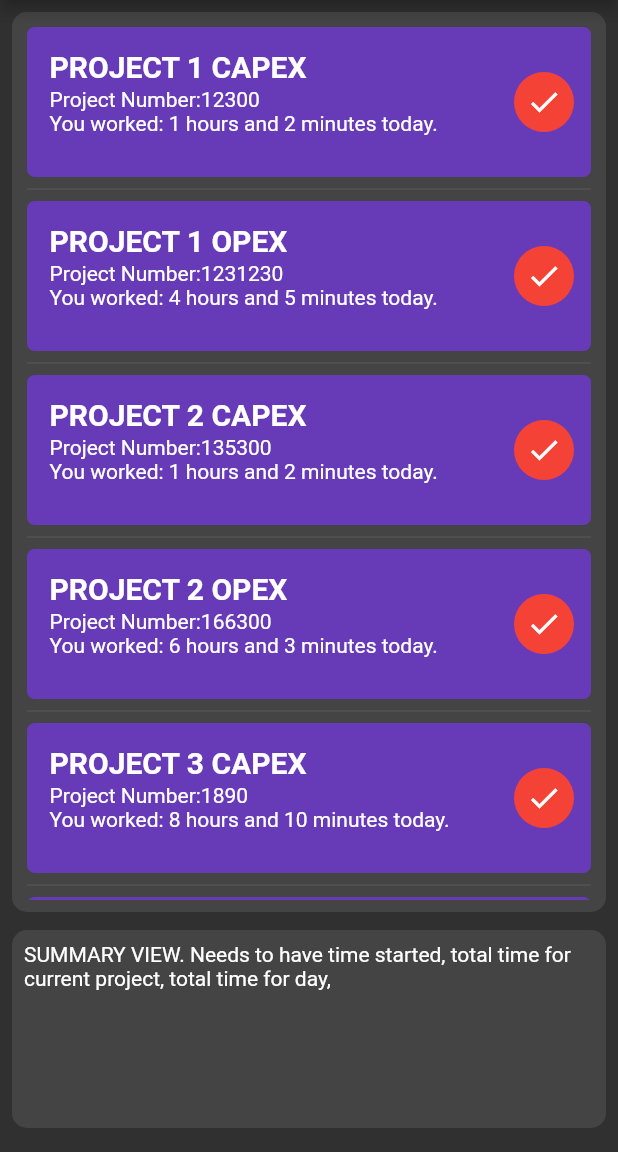
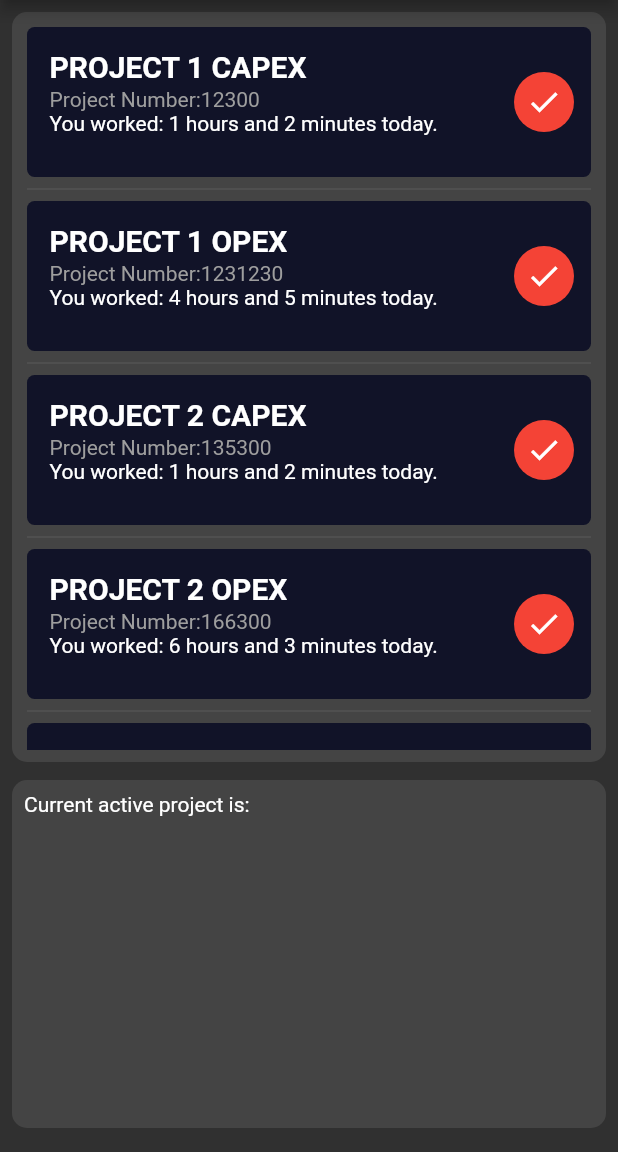
Before and after one commit to hairymanape/timerProject, a Flutter app: the screen it shows after launch, on a phone screen of 412 x 824 dp, the part 84-1236 px from its top. Run offline on Flutter 3.47's test engine with Material 2 defaults, Android fonts, the phone set to English and light mode, and no system bars.

Commit message:
trying to modify a project card properties ontap

```diff
--- a/lib/constants.dart
+++ b/lib/constants.dart
@@ -1,5 +1,8 @@
 import 'package:flutter/material.dart';
 
+const kInactiveTextColour = Colors.grey;
+const kInactiveCardColour = Color(0xff111328);
+const kActiveCardColour = Colors.deepPurple;
 const kProjectName = TextStyle(
   color: Color(0xffffffff),
   fontSize: 20.0,
--- a/lib/main.dart
+++ b/lib/main.dart
@@ -1,5 +1,5 @@
 import 'package:flutter/material.dart';
-import 'package:timer/widgets/projectListView.dart';
+import 'package:timer/pages/listview_page.dart';
 
 void main() => runApp(MyApp());
 
@@ -11,50 +11,7 @@ class MyApp extends StatelessWidget {
       debugShowCheckedModeBanner: false,
       title: 'TIME ME',
       theme: ThemeData.dark(),
-      home: Scaffold(
-          appBar: AppBar(
-            title: Text('TIME ME'),
-            leading: Builder(
-              builder: (BuildContext context) {
-                return IconButton(
-                  icon: const Icon(Icons.menu),
-                  onPressed: () {
-                    Scaffold.of(context).openDrawer();
-                  },
-                  tooltip:
-                      MaterialLocalizations.of(context).openAppDrawerTooltip,
-                );
-              },
-            ),
-          ),
-          body: Container(
-            child: Center(
-              child: Column(
-                mainAxisAlignment: MainAxisAlignment.start,
-                children: <Widget>[
-                  Container(
-                      padding: EdgeInsets.all(8),
-                      margin: EdgeInsets.all(8),
-                      decoration: new BoxDecoration(
-                          color: Color(0Xff444444),
-                          borderRadius: BorderRadius.circular(10.0)),
-                      height: 600,
-                      child: ProjectListView()),
-                  Expanded(
-                    child: Container(
-                      padding: EdgeInsets.all(8),
-                      margin: EdgeInsets.fromLTRB(8, 4, 8, 16),
-                      decoration: new BoxDecoration(
-                          color: Color(0Xff444444),
-                          borderRadius: BorderRadius.circular(10.0)),
-                      child: Text(
-                          'SUMMARY VIEW. Needs to have time started, total time for current project, total time for day,'),
-                    ),
-                  ),
-                ],
-              ),
-            ),
-          )),
+      home: ListViewPage(),
     );
   }
 }
--- /dev/null
+++ b/lib/pages/listview_page.dart
@@ -0,0 +1,58 @@
+import 'package:flutter/material.dart';
+import 'package:timer/widgets/projectListView.dart';
+
+class ListViewPage extends StatefulWidget {
+  @override
+  _ListViewPageState createState() => _ListViewPageState();
+}
+
+class _ListViewPageState extends State<ListViewPage> {
+  @override
+  Widget build(BuildContext context) {
+    return Scaffold(
+        appBar: AppBar(
+          title: Text('TIME ME'),
+          leading: Builder(
+            builder: (BuildContext context) {
+              return IconButton(
+                icon: const Icon(Icons.menu),
+                onPressed: () {
+                  Scaffold.of(context).openDrawer();
+                },
+                tooltip: MaterialLocalizations.of(context).openAppDrawerTooltip,
+              );
+            },
+          ),
+        ),
+        body: Container(
+          child: Center(
+            child: Column(
+              mainAxisAlignment: MainAxisAlignment.start,
+              children: <Widget>[
+                Container(
+                    padding: EdgeInsets.all(8),
+                    margin: EdgeInsets.all(8),
+                    decoration: new BoxDecoration(
+                        color: Color(0Xff444444),
+                        borderRadius: BorderRadius.circular(10.0)),
+                    height: 500,
+                    child: ProjectListView()),
+                Expanded(
+                  child: Container(
+                    width: 600,
+                    padding: EdgeInsets.all(8),
+                    margin: EdgeInsets.fromLTRB(8, 4, 8, 16),
+                    decoration: new BoxDecoration(
+                        color: Color(0Xff444444),
+                        borderRadius: BorderRadius.circular(10.0)),
+                    child: Text(
+                      'Current active project is: ',
+                    ),
+                  ),
+                ),
+              ],
+            ),
+          ),
+        ));
+  }
+}
--- a/lib/widgets/projectCard.dart
+++ b/lib/widgets/projectCard.dart
@@ -4,15 +4,19 @@ import 'package:timer/constants.dart';
 class ProjectCard extends StatelessWidget {
   ProjectCard(
       {@required this.icon,
-      @required this.colour,
-      @required this.projectList,
-      @required this.projectCode,
+      @required this.cardColour,
+      this.projectList,
+      this.projectCode,
+      @required this.iconColour,
+      @required this.textColour,
       this.projectHours,
       this.projectMinutes,
       this.onPress});
 
   final IconData icon;
-  final Color colour;
+  final Color cardColour;
+  final Color iconColour;
+  final Color textColour;
 
   final String projectList;
   final String projectCode;
@@ -23,11 +27,9 @@ class ProjectCard extends StatelessWidget {
 
   @override
   Widget build(BuildContext context) {
-    return GestureDetector(
-      onTap: onPress,
-      child: Container(
+    return Container(
       decoration: BoxDecoration(
-            borderRadius: BorderRadius.circular(5.0), color: Colors.deepPurple),
+          borderRadius: BorderRadius.circular(5.0), color: cardColour),
       height: 100,
       child: Row(
         mainAxisAlignment: MainAxisAlignment.center,
@@ -46,7 +48,10 @@ class ProjectCard extends StatelessWidget {
                   SizedBox(
                     height: 2.0,
                   ),
-                    Text(projectCode),
+                  Text(
+                    projectCode,
+                    style: TextStyle(color: kInactiveTextColour),
+                  ),
                   Text(
                       'You worked: $projectHours hours and $projectMinutes minutes today.')
                 ],
@@ -60,13 +65,12 @@ class ProjectCard extends StatelessWidget {
               backgroundColor: Colors.red,
               child: Icon(
                 icon,
-                  color: colour,
+                color: iconColour,
               ),
             ),
           )
         ],
       ),
-      ),
     );
   }
 }
--- a/lib/widgets/projectListView.dart
+++ b/lib/widgets/projectListView.dart
@@ -1,4 +1,5 @@
 import 'package:flutter/material.dart';
+import 'package:timer/constants.dart';
 import 'projectCard.dart';
 
 class Project {
@@ -10,10 +11,14 @@ class Project {
   Project(this.name, this.code, this.hours, this.minutes);
 }
 
-class ProjectListView extends StatelessWidget {
-  final bool isActive = false;
+class ProjectListView extends StatefulWidget {
+  @override
+  _ProjectListViewState createState() => _ProjectListViewState();
+}
 
+class _ProjectListViewState extends State<ProjectListView> {
   final int itemCount = 1;
+  bool isActive = false;
   final List projectList = [
     Project('PROJECT 1 CAPEX', 12300, 1, 2),
     Project('PROJECT 1 OPEX', 1231230, 4, 5),
@@ -22,23 +27,31 @@ class ProjectListView extends StatelessWidget {
     Project('PROJECT 3 CAPEX', 1890, 8, 10),
     Project('PROJECT 4 OPEX', 12690, 6, 22),
   ];
+
   @override
   Widget build(BuildContext context) {
     return ListView.separated(
       padding: const EdgeInsets.all(2),
       itemCount: projectList.length,
       itemBuilder: (BuildContext context, int index) {
-        return ProjectCard(
-          //TODO: Modiify the icon depending on if it is active project or not
-          icon: Icons.check,
-          colour: Colors.white,
-          projectList: projectList[index].name,
-          projectCode: 'Project Number:' + projectList[index].code.toString(),
-          projectHours: projectList[index].hours,
-          projectMinutes: projectList[index].minutes,
-          onPress: () {
-            print('hello');
+        return GestureDetector(
+          onTap: () {
+            setState(() {
+              isActive = true;
+            });
           },
+          child: ProjectCard(
+            //TODO: Modiify the icon depending on if it is active project or not
+            icon: Icons.check,
+            cardColour:
+                isActive == true ? kActiveCardColour : kInactiveCardColour,
+            textColour: kInactiveTextColour,
+            iconColour: Colors.white,
+            projectList: projectList[index].name,
+            projectCode: 'Project Number:' + projectList[index].code.toString(),
+            projectHours: projectList[index].hours,
+            projectMinutes: projectList[index].minutes,
+          ),
         );
       },
       separatorBuilder: (BuildContext context, int index) => const Divider(),
```
Lines whose indentation alone changed are shown as unchanged.
